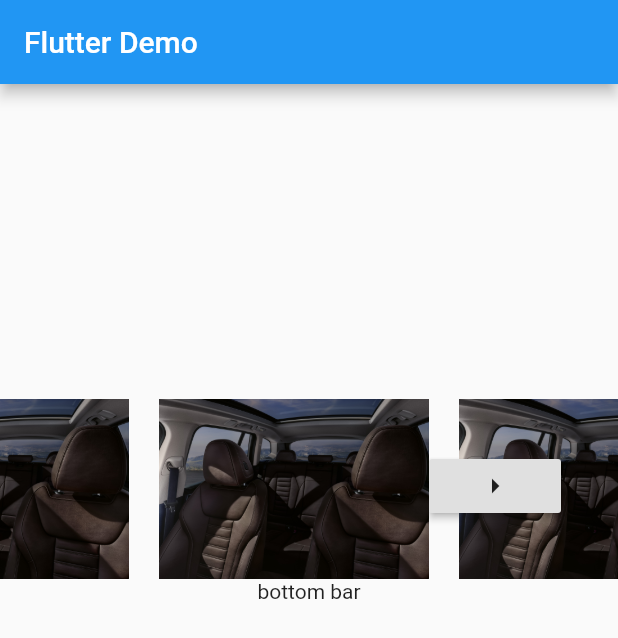
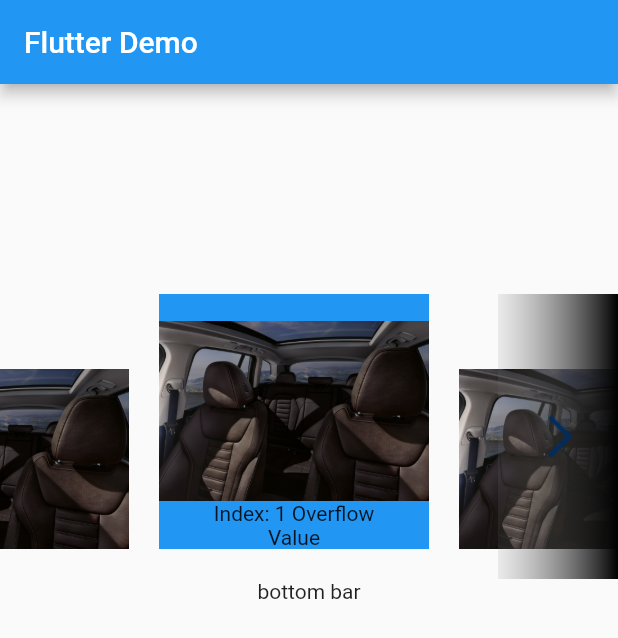
Before and after one commit to vika41130/carousel_slider, a Flutter app: the screen it shows after launch, on a phone screen of 412 x 824 dp. Shown: the top 638 px of the screen. Run offline on Flutter 3.47's test engine with Material 2 defaults, Android fonts, the light colour scheme and no system bars.

Commit message:
[list-scroll-vertical] add next button

```diff
--- a/lib/main.dart
+++ b/lib/main.dart
@@ -1,4 +1,6 @@
 import 'package:flutter/material.dart';
+import 'package:lutoi/widget/buttons/button_next_1.dart';
+import 'package:lutoi/widget/buttons/button_pre_1.dart';
 import 'package:lutoi/widget/swiper_widget.dart';
 
 void main() {
@@ -21,9 +23,21 @@ class _MyAppState extends State<MyApp> {
     final title = 'Flutter Demo';
     final List<Widget> tempItems = [];
     for (var i = 0; i < 30; i++) {
-      if (i == 15) {
+    //   tempItems.add(Container(
+    //       height: 60,
+    //       child: Column(
+    //         mainAxisAlignment: MainAxisAlignment.end,
+    //         children: [
+    //           Image(
+    //             image: AssetImage('assets/images/bmw/driver1.jpg'),
+    //             width: 100,
+    //           ),
+    //         ],
+    //       ),
+    //     ));
+      if (i == 1 || i == 3) {
         tempItems.add(Container(
-          height: 150,
+          // height: 150,
           // child: Text('Index: $i Overflow'),
           child: Column(
             mainAxisAlignment: MainAxisAlignment.end,
@@ -42,16 +56,12 @@ class _MyAppState extends State<MyApp> {
       } else {
         tempItems.add(Container(
           height: 100,
-          // child: Image(image: AssetImage('assets/images/bmw/driver1.jpg'),),
           child: Column(
             mainAxisAlignment: MainAxisAlignment.end,
             children: [
               Image(image: AssetImage('assets/images/bmw/driver1.jpg'),),
             ],
           ),
-          decoration:
-            BoxDecoration(
-            ),
         ));
       }
     }
@@ -83,15 +93,22 @@ class _MyAppState extends State<MyApp> {
               // ),
               Container(
                 height: 190,
+                // height: 120,
                 child: SwiperWidget(
                   itemWidth: 200,
                   itemMargin: 20,
                   items: tempItems,
+                  contentBottomMargin: 20.0,
                   numbersOfItemsVisible: 3,
-                  preBottom: 30,
-                  preLeft: 30,
-                  nextBottom: 30,
-                  nextRight: 30,
+                  // preBottom: 30,
+                  // preLeft: 30,
+                  // nextBottom: 30,
+                  // nextRight: 30,
+                  buttonHeight: 190,
+                  buttonWidth: 80,
+                  // buttonHeight: 120,
+                  preButton: ButtonPre1(),
+                  nextButton: ButtonNext1(),
                 ),
               ),
               Expanded(
--- /dev/null
+++ b/lib/widget/buttons/button_next_1.dart
@@ -0,0 +1,21 @@
+import 'package:flutter/material.dart';
+
+class ButtonNext1 extends StatelessWidget {
+  const ButtonNext1({Key key}) : super(key: key);
+
+  @override
+  Widget build(BuildContext context) {
+    return Container(
+      decoration: new BoxDecoration(
+          gradient: LinearGradient(
+        colors: [Color(0xff000000), Color(0x21808080)],
+        stops: [0, 1],
+        begin: Alignment(1.00, -0.00),
+        end: Alignment(-1.00, 0.00),
+      )),
+      child: Image(
+        image: AssetImage('assets/icons/ic_arr_next_bl_w_48_e.png'),
+      ),
+    );
+  }
+}
--- /dev/null
+++ b/lib/widget/buttons/button_pre_1.dart
@@ -0,0 +1,21 @@
+import 'package:flutter/material.dart';
+
+class ButtonPre1 extends StatelessWidget {
+  const ButtonPre1({Key key}) : super(key: key);
+
+  @override
+  Widget build(BuildContext context) {
+    return Container(
+      decoration: new BoxDecoration(
+          gradient: LinearGradient(
+        colors: [Color(0xff000000), Color(0x21808080)],
+        stops: [0, 1],
+        begin: Alignment(1.00, -0.00),
+        end: Alignment(-1.00, 0.00),
+      )),
+      child: Image(
+        image: AssetImage('assets/icons/ic_arr_prev_bl_w_48_e.png'),
+      ),
+    );
+  }
+}
--- /dev/null
+++ b/lib/widget/buttons/button_wrap.dart
@@ -0,0 +1,30 @@
+import 'package:flutter/material.dart';
+
+class ButtonWrap extends StatelessWidget {
+  final Widget button;
+  final double width;
+  final double height;
+  final Function pressed;
+
+  const ButtonWrap({
+    Key key,
+    @required this.button,
+    this.width,
+    this.height,
+    this.pressed,
+  }) : super(key: key);
+
+  @override
+  Widget build(BuildContext context) {
+    return Container(
+      width: width ?? 0,
+      height: height ?? 0,
+      child: InkWell(
+        child: button,
+        onTap: () {
+          pressed.call();
+        },
+      ),
+    );
+  }
+}
--- a/lib/widget/swiper_widget.dart
+++ b/lib/widget/swiper_widget.dart
@@ -1,8 +1,10 @@
 import 'package:flutter/material.dart';
+import 'package:lutoi/widget/buttons/button_wrap.dart';
 
 class SwiperWidget extends StatefulWidget {
   final double itemWidth;
   final double itemMargin;
+  final double contentBottomMargin;
   final int numbersOfItemsVisible;
   final Widget preButton;
   final Widget nextButton;
@@ -10,12 +12,15 @@ class SwiperWidget extends StatefulWidget {
   final double preBottom;
   final double nextRight;
   final double nextBottom;
+  final double buttonWidth;
+  final double buttonHeight;
   final List<Widget> items;
 
   SwiperWidget({
     Key key,
     @required this.itemWidth,
     this.itemMargin,
+    contentBottomMargin,
     this.numbersOfItemsVisible,
     this.preButton,
     this.nextButton,
@@ -23,10 +28,12 @@ class SwiperWidget extends StatefulWidget {
     this.nextRight,
     this.preBottom,
     this.preLeft,
+    this.buttonWidth,
+    this.buttonHeight,
     @required List<Widget> items,
-  })
-    : items = items ?? []
-    , super(key: key);
+  })  : items = items ?? [],
+        contentBottomMargin = contentBottomMargin ?? 0,
+        super(key: key);
   @override
   _SwiperWidgetState createState() => _SwiperWidgetState();
 }
@@ -48,15 +55,17 @@ class _SwiperWidgetState extends State<SwiperWidget> {
     prepareData();
   }
 
-  void prepareData() {
-  }
+  void prepareData() {}
 
   void calculateMargin() {
     setState(() {
-      if (widget.numbersOfItemsVisible == null || widget.numbersOfItemsVisible == 0) {
+      if (widget.numbersOfItemsVisible == null ||
+          widget.numbersOfItemsVisible == 0) {
         marginPerDirection = 0;
       } else {
-        marginPerDirection = (widgetSize.width - widget.itemWidth * widget.numbersOfItemsVisible) / 2;
+        marginPerDirection = (widgetSize.width -
+                widget.itemWidth * widget.numbersOfItemsVisible) /
+            2;
       }
     });
   }
@@ -104,7 +113,10 @@ class _SwiperWidgetState extends State<SwiperWidget> {
     return Stack(
       children: <Widget>[
         Container(
-      margin: EdgeInsets.only(left: marginPerDirection, right: marginPerDirection),
+          margin: EdgeInsets.only(
+              left: marginPerDirection,
+              right: marginPerDirection,
+              bottom: widget.contentBottomMargin),
           child: ListView.builder(
             scrollDirection: Axis.horizontal,
             controller: _controller,
@@ -114,7 +126,10 @@ class _SwiperWidgetState extends State<SwiperWidget> {
               return OverflowBox(
                 child: Container(
                   height: 100,
-              margin: EdgeInsets.only(right: index == widget.items.length - 1 ? 0 : widget.itemMargin),
+                  margin: EdgeInsets.only(
+                      right: index == widget.items.length - 1
+                          ? 0
+                          : widget.itemMargin),
                   child: widget.items[index],
                 ),
               );
@@ -124,29 +139,25 @@ class _SwiperWidgetState extends State<SwiperWidget> {
         isBeginned
             ? SizedBox()
             : Positioned(
-            // top: widgetSize != null ? widgetSize.height / 2 : 0,
                 bottom: widget.preBottom ?? 0,
                 left: widget.preLeft ?? 0,
-            child: Padding(
-              padding: const EdgeInsets.all(8.0),
-              child: RaisedButton(
-                child: Icon(Icons.arrow_left),
-                onPressed: _movePre,
-              ),
+                child: ButtonWrap(
+                  width: widget.buttonWidth,
+                  height: widget.buttonHeight,
+                  button: widget.preButton,
+                  pressed: _movePre,
                 ),
               ),
         isEnded
             ? SizedBox()
             : Positioned(
-            // top: widgetSize != null ? widgetSize.height / 2 : 0,
                 bottom: widget.nextBottom ?? 0,
                 right: widget.nextRight ?? 0,
-            child: Padding(
-              padding: const EdgeInsets.all(8.0),
-              child: RaisedButton(
-                child: Icon(Icons.arrow_right),
-                onPressed: _moveNext,
-              ),
+                child: ButtonWrap(
+                  width: widget.buttonWidth,
+                  height: widget.buttonHeight,
+                  button: widget.nextButton,
+                  pressed: _moveNext,
                 ),
               ),
       ],
--- a/pubspec.yaml
+++ b/pubspec.yaml
@@ -47,6 +47,7 @@ flutter:
   # To add assets to your application, add an assets section, like this:
   assets:
     - assets/images/bmw/
+    - assets/icons/
 
   # An image asset can refer to one or more resolution-specific "variants", see
   # https://flutter.dev/assets-and-images/#resolution-aware.
```
Also changed, not shown: assets/icons/ic_arr_next_bl_w_48_d.png (added), assets/icons/ic_arr_next_bl_w_48_e.png (added), assets/icons/ic_arr_prev_bl_w_48_d.png (added), assets/icons/ic_arr_prev_bl_w_48_e.png (added). Lines whose indentation alone changed are shown as unchanged.
